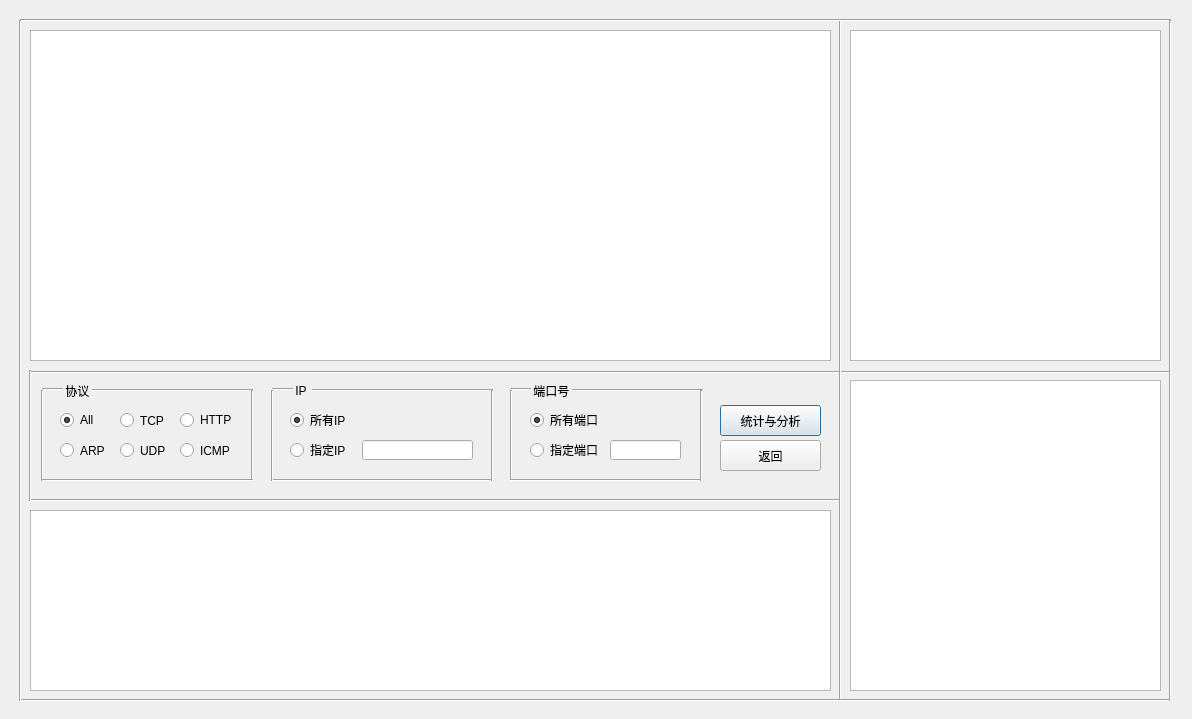
Above: pkt_proc.ui from Clyysone/Network_Analysis_Software before the change. Below: the same form after it.
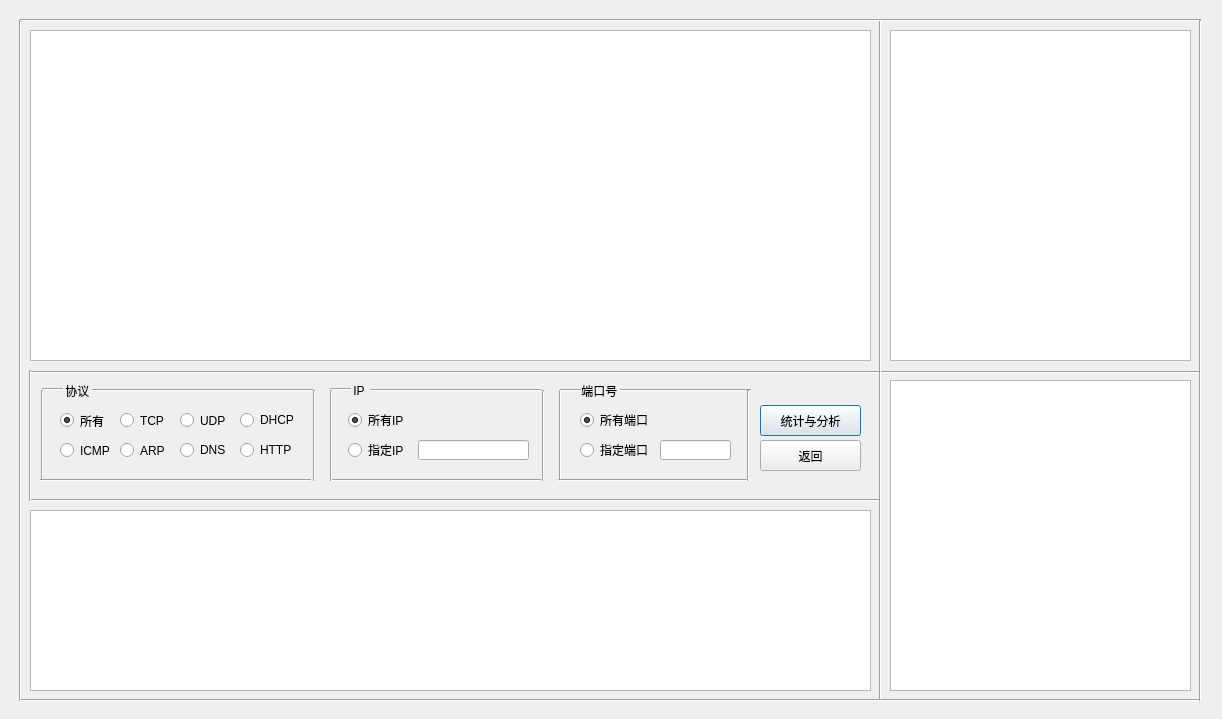
That is the form after the change.

What changed in the file:
```diff
--- a/pkt_proc.ui
+++ b/pkt_proc.ui
@@ -6,7 +6,7 @@
    <rect>
     <x>0</x>
     <y>0</y>
-    <width>1192</width>
+    <width>1222</width>
     <height>719</height>
    </rect>
   </property>
@@ -21,7 +21,7 @@
     <rect>
      <x>30</x>
      <y>510</y>
-     <width>801</width>
+     <width>841</width>
      <height>181</height>
     </rect>
    </property>
@@ -34,7 +34,7 @@
     <rect>
      <x>30</x>
      <y>480</y>
-     <width>811</width>
+     <width>851</width>
      <height>41</height>
     </rect>
    </property>
@@ -58,7 +58,7 @@
   <widget class="Line" name="line_28">
    <property name="geometry">
     <rect>
-     <x>501</x>
+     <x>550</x>
      <y>390</y>
      <width>21</width>
      <height>91</height>
@@ -84,7 +84,7 @@
   <widget class="QLineEdit" name="ipaddr_input">
    <property name="geometry">
     <rect>
-     <x>362</x>
+     <x>418</x>
      <y>440</y>
      <width>111</width>
      <height>20</height>
@@ -97,7 +97,7 @@
   <widget class="Line" name="line_31">
    <property name="geometry">
     <rect>
-     <x>510</x>
+     <x>558</x>
      <y>470</y>
      <width>191</width>
      <height>21</height>
@@ -110,7 +110,7 @@
   <widget class="QLabel" name="label_4">
    <property name="geometry">
     <rect>
-     <x>530</x>
+     <x>578</x>
      <y>380</y>
      <width>41</width>
      <height>21</height>
@@ -123,7 +123,7 @@
   <widget class="Line" name="line_25">
    <property name="geometry">
     <rect>
-     <x>272</x>
+     <x>330</x>
      <y>379</y>
      <width>21</width>
      <height>21</height>
@@ -136,9 +136,9 @@
   <widget class="QTextBrowser" name="headerTable">
    <property name="geometry">
     <rect>
-     <x>850</x>
+     <x>890</x>
      <y>30</y>
-     <width>311</width>
+     <width>301</width>
      <height>331</height>
     </rect>
    </property>
@@ -149,8 +149,8 @@
   <widget class="QRadioButton" name="udp_op_btn">
    <property name="geometry">
     <rect>
-     <x>120</x>
-     <y>440</y>
+     <x>180</x>
+     <y>410</y>
      <width>61</width>
      <height>21</height>
     </rect>
@@ -168,9 +168,9 @@
   <widget class="QLabel" name="label_3">
    <property name="geometry">
     <rect>
-     <x>292</x>
+     <x>350</x>
      <y>380</y>
-     <width>31</width>
+     <width>21</width>
      <height>21</height>
     </rect>
    </property>
@@ -181,7 +181,7 @@
   <widget class="Line" name="line_29">
    <property name="geometry">
     <rect>
-     <x>572</x>
+     <x>620</x>
      <y>380</y>
      <width>131</width>
      <height>21</height>
@@ -196,7 +196,7 @@
     <rect>
      <x>30</x>
      <y>357</y>
-     <width>1141</width>
+     <width>1171</width>
      <height>31</height>
     </rect>
    </property>
@@ -207,7 +207,7 @@
   <widget class="QRadioButton" name="arp_op_btn">
    <property name="geometry">
     <rect>
-     <x>60</x>
+     <x>120</x>
      <y>440</y>
      <width>61</width>
      <height>21</height>
@@ -228,7 +228,7 @@
     <rect>
      <x>30</x>
      <y>30</y>
-     <width>801</width>
+     <width>841</width>
      <height>331</height>
     </rect>
    </property>
@@ -239,9 +239,9 @@
   <widget class="Line" name="line_24">
    <property name="geometry">
     <rect>
-     <x>312</x>
+     <x>370</x>
      <y>380</y>
-     <width>181</width>
+     <width>171</width>
      <height>21</height>
     </rect>
    </property>
@@ -254,7 +254,7 @@
     <rect>
      <x>92</x>
      <y>380</y>
-     <width>161</width>
+     <width>221</width>
      <height>21</height>
     </rect>
    </property>
@@ -278,7 +278,7 @@
   <widget class="Line" name="line_9">
    <property name="geometry">
     <rect>
-     <x>242</x>
+     <x>304</x>
      <y>390</y>
      <width>21</width>
      <height>91</height>
@@ -291,9 +291,9 @@
   <widget class="Line" name="line_26">
    <property name="geometry">
     <rect>
-     <x>272</x>
+     <x>330</x>
      <y>470</y>
-     <width>221</width>
+     <width>211</width>
      <height>21</height>
     </rect>
    </property>
@@ -323,9 +323,9 @@
   <widget class="Line" name="line_27">
    <property name="geometry">
     <rect>
-     <x>482</x>
+     <x>528</x>
      <y>390</y>
-     <width>21</width>
+     <width>31</width>
      <height>91</height>
     </rect>
    </property>
@@ -336,7 +336,7 @@
   <widget class="QLineEdit" name="port_input">
    <property name="geometry">
     <rect>
-     <x>610</x>
+     <x>660</x>
      <y>440</y>
      <width>71</width>
      <height>20</height>
@@ -349,8 +349,8 @@
   <widget class="Line" name="line_30">
    <property name="geometry">
     <rect>
-     <x>510</x>
-     <y>379</y>
+     <x>560</x>
+     <y>380</y>
      <width>21</width>
      <height>21</height>
     </rect>
@@ -362,7 +362,7 @@
   <widget class="QPushButton" name="statistics_btn">
    <property name="geometry">
     <rect>
-     <x>720</x>
+     <x>760</x>
      <y>405</y>
      <width>101</width>
      <height>31</height>
@@ -391,7 +391,7 @@
   <widget class="Line" name="line_32">
    <property name="geometry">
     <rect>
-     <x>691</x>
+     <x>738</x>
      <y>390</y>
      <width>21</width>
      <height>91</height>
@@ -404,7 +404,7 @@
   <widget class="QPushButton" name="back_btn">
    <property name="geometry">
     <rect>
-     <x>720</x>
+     <x>760</x>
      <y>440</y>
      <width>101</width>
      <height>31</height>
@@ -420,7 +420,7 @@
   <widget class="QRadioButton" name="icmp_op_btn">
    <property name="geometry">
     <rect>
-     <x>180</x>
+     <x>60</x>
      <y>440</y>
      <width>61</width>
      <height>21</height>
@@ -439,9 +439,9 @@
   <widget class="Line" name="line_7">
    <property name="geometry">
     <rect>
-     <x>42</x>
+     <x>40</x>
      <y>470</y>
-     <width>211</width>
+     <width>271</width>
      <height>21</height>
     </rect>
    </property>
@@ -452,7 +452,7 @@
   <widget class="Line" name="line_2">
    <property name="geometry">
     <rect>
-     <x>830</x>
+     <x>870</x>
      <y>20</y>
      <width>21</width>
      <height>681</height>
@@ -465,9 +465,9 @@
   <widget class="Line" name="line_23">
    <property name="geometry">
     <rect>
-     <x>262</x>
+     <x>321</x>
      <y>390</y>
-     <width>21</width>
+     <width>20</width>
      <height>91</height>
     </rect>
    </property>
@@ -480,7 +480,7 @@
     <rect>
      <x>20</x>
      <y>690</y>
-     <width>1151</width>
+     <width>1181</width>
      <height>21</height>
     </rect>
    </property>
@@ -493,7 +493,7 @@
     <rect>
      <x>20</x>
      <y>10</y>
-     <width>1151</width>
+     <width>1181</width>
      <height>21</height>
     </rect>
    </property>
@@ -517,7 +517,7 @@
   <widget class="Line" name="line_13">
    <property name="geometry">
     <rect>
-     <x>1160</x>
+     <x>1190</x>
      <y>20</y>
      <width>21</width>
      <height>681</height>
@@ -530,9 +530,9 @@
   <widget class="QTextBrowser" name="statistics_browser">
    <property name="geometry">
     <rect>
-     <x>850</x>
+     <x>890</x>
      <y>380</y>
-     <width>311</width>
+     <width>301</width>
      <height>311</height>
     </rect>
    </property>
@@ -543,14 +543,14 @@
      <x>60</x>
      <y>410</y>
      <width>61</width>
-     <height>20</height>
+     <height>21</height>
     </rect>
    </property>
    <property name="toolTip">
     <string>&lt;html&gt;&lt;head/&gt;&lt;body&gt;&lt;p&gt;所有协议&lt;/p&gt;&lt;/body&gt;&lt;/html&gt;</string>
    </property>
    <property name="text">
-    <string>All</string>
+    <string>所有</string>
    </property>
    <property name="checked">
     <bool>true</bool>
@@ -562,8 +562,8 @@
   <widget class="QRadioButton" name="http_op_btn">
    <property name="geometry">
     <rect>
-     <x>180</x>
-     <y>410</y>
+     <x>240</x>
+     <y>440</y>
      <width>61</width>
      <height>20</height>
     </rect>
@@ -581,7 +581,7 @@
   <widget class="QRadioButton" name="assign_ip_btn">
    <property name="geometry">
     <rect>
-     <x>290</x>
+     <x>348</x>
      <y>440</y>
      <width>61</width>
      <height>20</height>
@@ -603,7 +603,7 @@
   <widget class="QRadioButton" name="all_ip_btn">
    <property name="geometry">
     <rect>
-     <x>290</x>
+     <x>348</x>
      <y>410</y>
      <width>61</width>
      <height>20</height>
@@ -625,7 +625,7 @@
   <widget class="QRadioButton" name="all_port_btn">
    <property name="geometry">
     <rect>
-     <x>530</x>
+     <x>580</x>
      <y>410</y>
      <width>71</width>
      <height>20</height>
@@ -644,7 +644,7 @@
   <widget class="QRadioButton" name="assign_port_btn">
    <property name="geometry">
     <rect>
-     <x>530</x>
+     <x>580</x>
      <y>440</y>
      <width>71</width>
      <height>20</height>
@@ -657,6 +657,38 @@
     <string notr="true">buttonGroup_3</string>
    </attribute>
   </widget>
+  <widget class="QRadioButton" name="dns_op_btn">
+   <property name="geometry">
+    <rect>
+     <x>180</x>
+     <y>440</y>
+     <width>51</width>
+     <height>20</height>
+    </rect>
+   </property>
+   <property name="text">
+    <string>DNS</string>
+   </property>
+   <attribute name="buttonGroup">
+    <string notr="true">buttonGroup</string>
+   </attribute>
+  </widget>
+  <widget class="QRadioButton" name="dhcp_op_btn">
+   <property name="geometry">
+    <rect>
+     <x>240</x>
+     <y>410</y>
+     <width>61</width>
+     <height>20</height>
+    </rect>
+   </property>
+   <property name="text">
+    <string>DHCP</string>
+   </property>
+   <attribute name="buttonGroup">
+    <string notr="true">buttonGroup</string>
+   </attribute>
+  </widget>
  </widget>
  <resources/>
  <connections/>
```
Left out of the diff: 4 changed lines with no effect on the pictures.
